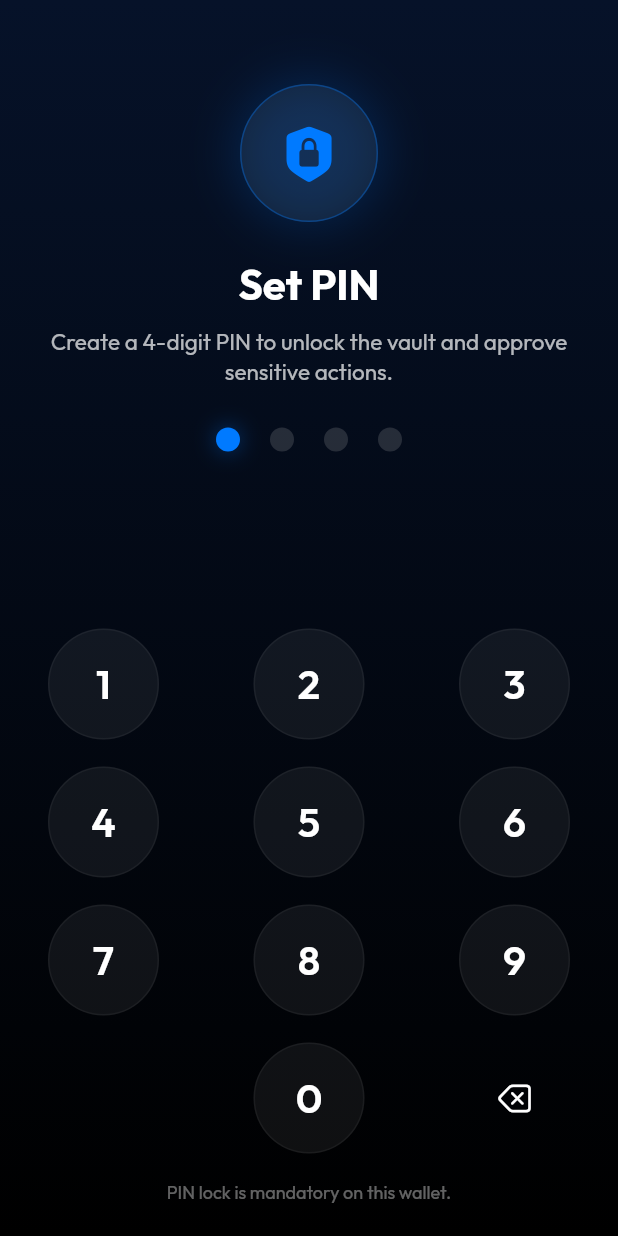
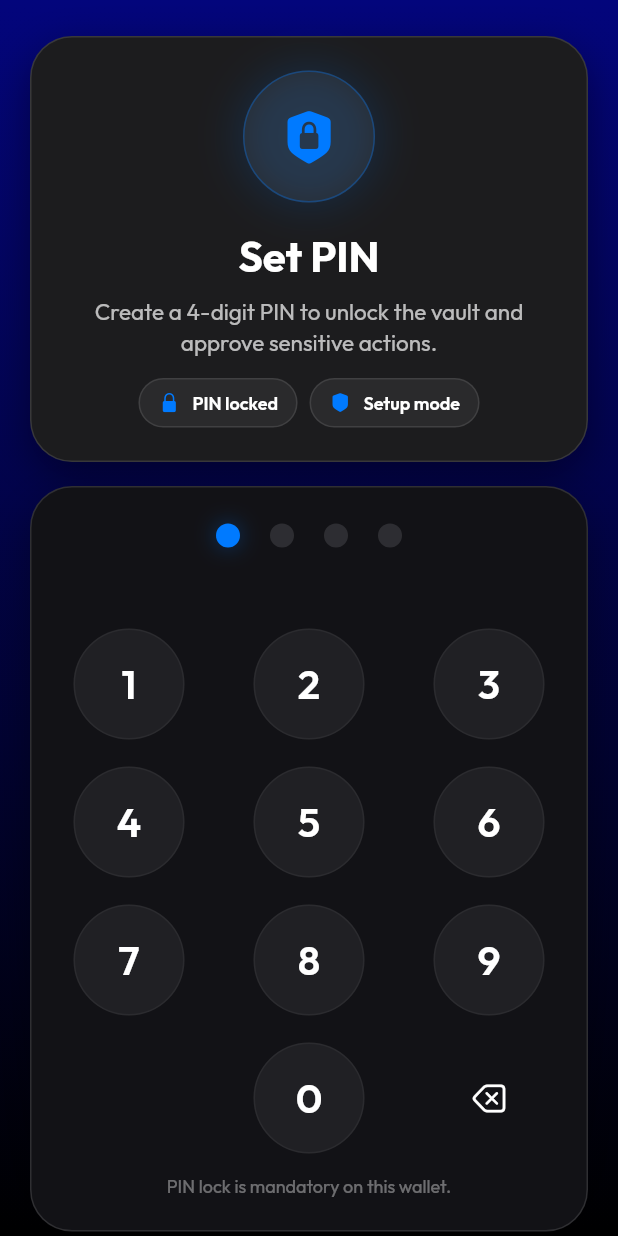
Before and after one commit to Xyntera/Octra-Wallet, a Flutter app: the PinScreen screen opened directly, after a tap on an icon or button, on a phone screen of 412 x 824 dp. Run offline on Flutter 3.47's test engine with Material 3 defaults, Android fonts, the phone set to English and light mode, and no system bars; drawn by our look-alikes of flutter_animate; our stand-ins replace fl_chart, flutter_secure_storage, google_fonts, qr_flutter; missing offline and left inert: bip39, cryptography, dart:ffi, mobile_scanner; accounts and stored records are empty.

Commit message:
Match passcode UI to home styling

```diff
--- a/lib/ui/pin_screen.dart
+++ b/lib/ui/pin_screen.dart
@@ -141,58 +141,141 @@ class _PinScreenState extends State<PinScreen> {
               gradient: LinearGradient(
                 begin: Alignment.topCenter,
                 end: Alignment.bottomCenter,
-                colors: [Color(0xFF061229), Color(0xFF000000)],
+                colors: [Color(0xFF03057C), Color(0xFF000000)],
               ),
+            ),
+            child: LayoutBuilder(
+              builder: (context, constraints) {
+                return SingleChildScrollView(
+                  padding: const EdgeInsets.fromLTRB(20, 24, 20, 24),
+                  child: ConstrainedBox(
+                    constraints: BoxConstraints(
+                      minHeight: constraints.maxHeight - 48,
                     ),
                     child: Column(
                       children: [
-                const SizedBox(height: 56),
+                        _buildHeaderCard(),
+                        const SizedBox(height: 16),
+                        _buildPinCard(),
+                      ],
+                    ),
+                  ),
+                );
+              },
+            ),
+          ),
+        ),
+      ),
+    );
+  }
+
+  Widget _buildHeaderCard() {
+    return Container(
+      width: double.infinity,
+      padding: const EdgeInsets.all(22),
+      decoration: BoxDecoration(
+        color: const Color(0xFF1C1C1E),
+        borderRadius: BorderRadius.circular(28),
+        border: Border.all(color: Colors.white12),
+        boxShadow: const [
+          BoxShadow(
+            color: Color(0x66000000),
+            blurRadius: 24,
+            offset: Offset(0, 10),
+          ),
+        ],
+      ),
+      child: Column(
+        children: [
           Container(
-                  width: 92,
-                  height: 92,
+            width: 88,
+            height: 88,
             decoration: BoxDecoration(
               shape: BoxShape.circle,
               color: Colors.white.withValues(alpha: 0.06),
-                    border: Border.all(color: CupertinoColors.systemBlue.withValues(alpha: 0.35)),
+              border: Border.all(
+                color: CupertinoColors.systemBlue.withValues(alpha: 0.32),
+              ),
               boxShadow: [
                 BoxShadow(
-                        color: CupertinoColors.systemBlue.withValues(alpha: 0.18),
-                        blurRadius: 26,
-                        spreadRadius: 4,
+                  color: CupertinoColors.systemBlue.withValues(alpha: 0.16),
+                  blurRadius: 24,
+                  spreadRadius: 3,
                 ),
               ],
             ),
             child: const Icon(
               CupertinoIcons.lock_shield_fill,
-                    size: 44,
+              size: 42,
               color: CupertinoColors.systemBlue,
             )
                 .animate(onPlay: (controller) => controller.repeat(reverse: true))
-                      .scale(begin: const Offset(0.92, 0.92), end: const Offset(1.0, 1.0), duration: 1400.ms, curve: Curves.easeInOut),
+                .scale(
+                  begin: const Offset(0.92, 0.92),
+                  end: const Offset(1.0, 1.0),
+                  duration: 1400.ms,
+                  curve: Curves.easeInOut,
                 ),
-                const SizedBox(height: 24),
+          ),
+          const SizedBox(height: 18),
           Text(
             _titleText,
+            textAlign: TextAlign.center,
             style: GoogleFonts.outfit(
               color: Colors.white,
               fontSize: 28,
               fontWeight: FontWeight.w700,
             ),
           ),
-                const SizedBox(height: 10),
-                Padding(
-                  padding: const EdgeInsets.symmetric(horizontal: 32),
-                  child: Text(
+          const SizedBox(height: 8),
+          Text(
             _subtitleText,
             textAlign: TextAlign.center,
             style: GoogleFonts.outfit(
               color: Colors.white70,
               fontSize: 15,
-                      height: 1.35,
+              height: 1.4,
             ),
           ),
+          const SizedBox(height: 14),
+          Wrap(
+            spacing: 8,
+            runSpacing: 8,
+            alignment: WrapAlignment.center,
+            children: [
+              _buildStatusChip(
+                icon: CupertinoIcons.lock_fill,
+                label: 'PIN locked',
               ),
-                const SizedBox(height: 28),
+              _buildStatusChip(
+                icon: CupertinoIcons.shield_fill,
+                label: widget.isSettingPin ? 'Setup mode' : 'Unlock mode',
+              ),
+            ],
+          ),
+        ],
+      ),
+    );
+  }
+
+  Widget _buildPinCard() {
+    return Container(
+      width: double.infinity,
+      padding: const EdgeInsets.fromLTRB(22, 24, 22, 22),
+      decoration: BoxDecoration(
+        color: const Color(0xFF121216),
+        borderRadius: BorderRadius.circular(28),
+        border: Border.all(color: Colors.white12),
+        boxShadow: const [
+          BoxShadow(
+            color: Color(0x55000000),
+            blurRadius: 24,
+            offset: Offset(0, 10),
+          ),
+        ],
+      ),
+      child: Column(
+        children: [
           Row(
             mainAxisAlignment: MainAxisAlignment.center,
             children: List.generate(_pinLength, (index) {
@@ -205,11 +288,11 @@ class _PinScreenState extends State<PinScreen> {
                   shape: BoxShape.circle,
                   color: filled
                       ? CupertinoColors.systemBlue
-                            : CupertinoColors.systemGrey.withValues(alpha: 0.25),
+                      : CupertinoColors.systemGrey.withValues(alpha: 0.22),
                   boxShadow: filled
                       ? [
                           BoxShadow(
-                                  color: CupertinoColors.systemBlue.withValues(alpha: 0.4),
+                            color: CupertinoColors.systemBlue.withValues(alpha: 0.35),
                             blurRadius: 12,
                           ),
                         ]
@@ -244,9 +327,9 @@ class _PinScreenState extends State<PinScreen> {
                     ),
                   ),
           ),
-                const Spacer(),
+          const SizedBox(height: 20),
           _buildNumpad(),
-                const SizedBox(height: 18),
+          const SizedBox(height: 14),
           Text(
             'PIN lock is mandatory on this wallet.',
             style: GoogleFonts.outfit(
@@ -254,11 +337,7 @@ class _PinScreenState extends State<PinScreen> {
               fontSize: 12,
             ),
           ),
-                const SizedBox(height: 22),
         ],
-            ),
-          ),
-        ),
       ),
     );
   }
@@ -305,7 +384,7 @@ class _PinScreenState extends State<PinScreen> {
     }
 
     return Padding(
-      padding: const EdgeInsets.symmetric(horizontal: 32),
+      padding: const EdgeInsets.symmetric(horizontal: 6),
       child: Column(
         children: [
           Row(
```
Lines whose indentation alone changed are shown as unchanged.
